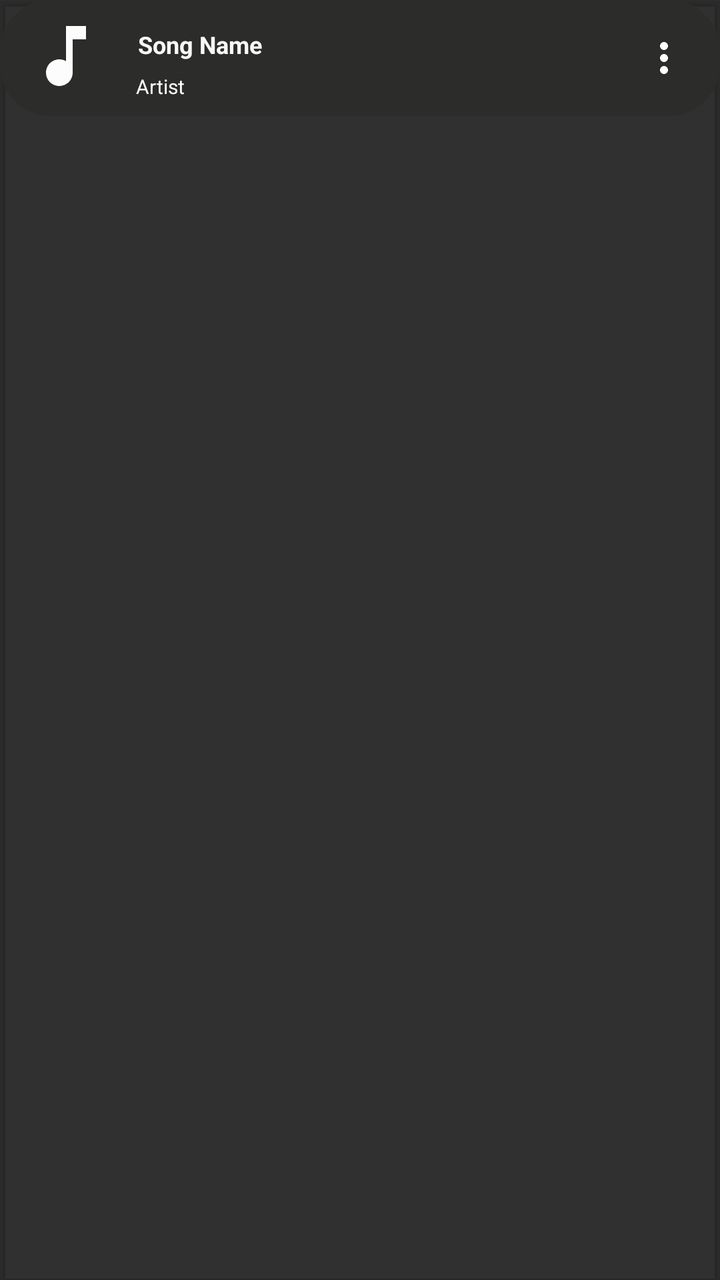
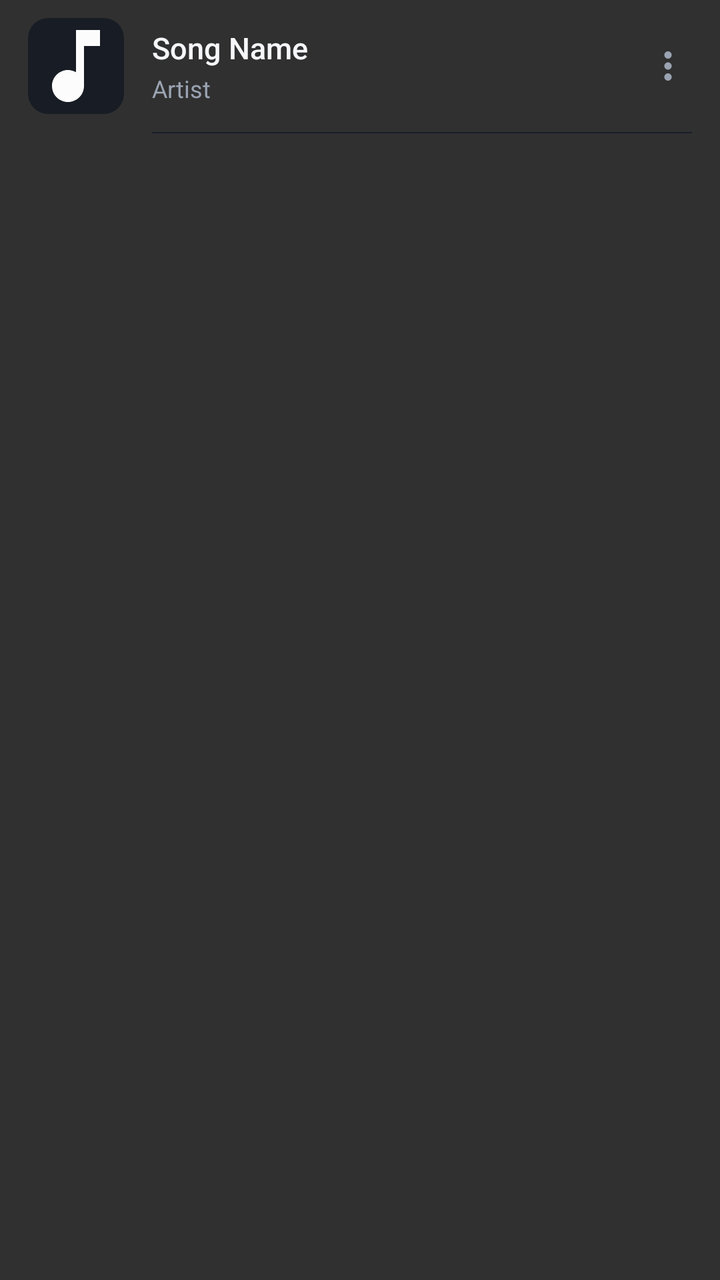

Screens rendered from an Android XML layout before and after an edit, with the pre-edit source and the edit as a unified diff.
<!-- AndroidManifest.xml: application theme ParrotNoActionBar -->
<!-- res/layout/list_items.xml -->
<?xml version="1.0" encoding="utf-8"?>
<androidx.cardview.widget.CardView xmlns:android="http://schemas.android.com/apk/res/android"
    xmlns:app="http://schemas.android.com/apk/res-auto"
    android:layout_width="match_parent"
    android:layout_height="match_parent"
    android:layout_marginStart="8dp"
    android:layout_marginTop="8dp"
    android:layout_marginEnd="8dp"
    android:elevation="25dp"
    app:cardBackgroundColor="@android:color/transparent">

    <RelativeLayout
        android:id="@+id/songRowContainer"
        android:layout_width="match_parent"
        android:layout_height="wrap_content"
        android:background="@drawable/list_item_bg_selector"
        android:duplicateParentState="true"
        android:padding="8dp">

        <androidx.cardview.widget.CardView
            android:id="@+id/songImgCard"
            android:layout_width="40dp"
            android:layout_height="40dp"
            android:layout_alignParentLeft="true"
            android:layout_alignParentTop="true"
            android:layout_marginStart="5dp"
            android:layout_marginEnd="5dp"
            app:cardBackgroundColor="@android:color/transparent"
            app:cardCornerRadius="8dp"
            app:cardElevation="0dp">

            <ImageView
                android:id="@+id/songImg"
                android:layout_width="match_parent"
                android:layout_height="match_parent"
                android:background="@drawable/list_dg"
                android:scaleType="centerCrop"
                android:src="@drawable/ic_music" />
        </androidx.cardview.widget.CardView>

        <FrameLayout
            android:id="@+id/rightActionContainer"
            android:layout_width="wrap_content"
            android:layout_height="wrap_content"
            android:layout_alignParentRight="true"
            android:layout_centerVertical="true">

            <ImageView
                android:id="@+id/btnMore"
                android:layout_width="wrap_content"
                android:layout_height="wrap_content"
                android:padding="8dp"
                android:src="@drawable/ic_more"
                app:tint="@color/white" />

            <ImageView
                android:id="@+id/imgCheckMark"
                android:layout_width="36dp"
                android:layout_height="36dp"
                android:padding="6dp"
                android:src="@drawable/ic_check_circle_outline"
                android:visibility="gone" />
        </FrameLayout>

        <TextView
            android:id="@+id/txtSong"
            android:layout_width="match_parent"
            android:layout_height="wrap_content"
            android:layout_marginStart="5dp"
            android:layout_marginEnd="5dp"
            android:layout_toLeftOf="@id/rightActionContainer"
            android:layout_toRightOf="@+id/songImgCard"
            android:ellipsize="marquee"
            android:marqueeRepeatLimit="marquee_forever"
            android:padding="6dp"
            android:scrollHorizontally="true"
            android:singleLine="true"
            android:text="Song Name"
            android:textColor="#FAF8F8"
            android:textSize="12dp"
            android:textStyle="bold" />

        <TextView
            android:id="@+id/txtartist"
            android:layout_width="match_parent"
            android:layout_height="wrap_content"
            android:layout_below="@+id/txtSong"
            android:layout_marginStart="10dp"
            android:layout_marginEnd="5dp"
            android:layout_toLeftOf="@id/rightActionContainer"
            android:layout_toRightOf="@+id/songImgCard"
            android:ellipsize="end"
            android:singleLine="true"
            android:text="Artist"
            android:textColor="@color/white"
            android:textSize="10dp" />

    </RelativeLayout>

</androidx.cardview.widget.CardView>
<!-- resources referenced by this layout -->
<resources>
  <color name="white">#FFFFFF</color>
  <!-- drawable ic_check_circle_outline (drawable) -->
  <?xml version="1.0" encoding="utf-8"?>
  <vector xmlns:android="http://schemas.android.com/apk/res/android"
      android:width="24dp"
      android:height="24dp"
      android:viewportWidth="24"
      android:viewportHeight="24">
      <path
          android:fillColor="#80FFFFFF"
          android:pathData="M12,2C6.48,2 2,6.48 2,12s4.48,10 10,10 10,-4.48 10,-10S17.52,2 12,2zM12,20c-4.42,0 -8,-3.58 -8,-8s3.58,-8 8,-8 8,3.58 8,8 -3.58,8 -8,8z" />
  </vector>
  <!-- drawable ic_more (drawable) -->
  <vector android:height="24dp" android:tint="#FFFFFF"
      android:viewportHeight="24" android:viewportWidth="24"
      android:width="24dp" xmlns:android="http://schemas.android.com/apk/res/android">
      <path android:fillColor="@android:color/white" android:pathData="M12,8c1.1,0 2,-0.9 2,-2s-0.9,-2 -2,-2 -2,0.9 -2,2 0.9,2 2,2zM12,10c-1.1,0 -2,0.9 -2,2s0.9,2 2,2 2,-0.9 2,-2 -0.9,-2 -2,-2zM12,16c-1.1,0 -2,0.9 -2,2s0.9,2 2,2 2,-0.9 2,-2 -0.9,-2 -2,-2z"/>
  </vector>
  <!-- drawable ic_music (drawable) -->
  <vector android:height="24dp" android:tint="#FCFCFC"
      android:viewportHeight="24" android:viewportWidth="24"
      android:width="24dp" xmlns:android="http://schemas.android.com/apk/res/android">
      <path android:fillColor="@android:color/white" android:pathData="M12,3v10.55c-0.59,-0.34 -1.27,-0.55 -2,-0.55 -2.21,0 -4,1.79 -4,4s1.79,4 4,4 4,-1.79 4,-4V7h4V3h-6z"/>
  </vector>
  <!-- drawable list_dg (drawable) -->
  <?xml version="1.0" encoding="utf-8"?>
  <shape xmlns:android="http://schemas.android.com/apk/res/android"
  
      android:shape="rectangle"
  
      android:bottomRightRadius="25dp"
      >
      <gradient
  
          android:startColor="@color/white"
          android:endColor="#403E3E"
         android:angle="270"/>
  <corners
      android:topLeftRadius="25dp"
      android:topRightRadius="25dp"
      android:bottomLeftRadius="25dp"
      android:bottomRightRadius="25dp"
      />
  
      <solid android:color="#2C2C2B" />
      <stroke android:width="1dp"  android:color="#2C2C2B" />
  
  </shape>
  <!-- drawable list_item_bg_selector (drawable) -->
  <?xml version="1.0" encoding="utf-8"?>
  <selector xmlns:android="http://schemas.android.com/apk/res/android">
      <item android:drawable="@drawable/list_dg" />
  </selector>
  <style name="ParrotNoActionBar" parent="Theme.AppCompat.NoActionBar">
          <item name="windowActionModeOverlay">true</item>
          <item name="android:windowActionModeOverlay">true</item>
          <item name="actionModeBackground">@color/action_mode_bg</item>
          <item name="android:actionModeBackground">@color/action_mode_bg</item>
          <item name="colorAccent">@color/parrot_accent</item>
      </style>
  <color name="action_mode_bg">#181A1D</color>
  <color name="parrot_accent">#4CAF50</color>
</resources>

<!-- the commit's change to res/layout/list_items.xml (unified diff, before → after) -->
@@ -1,39 +1,35 @@
 <?xml version="1.0" encoding="utf-8"?>
-<androidx.cardview.widget.CardView xmlns:android="http://schemas.android.com/apk/res/android"
+<LinearLayout xmlns:android="http://schemas.android.com/apk/res/android"
     xmlns:app="http://schemas.android.com/apk/res-auto"
     android:layout_width="match_parent"
-    android:layout_height="match_parent"
-    android:layout_marginStart="8dp"
-    android:layout_marginTop="8dp"
-    android:layout_marginEnd="8dp"
-    android:elevation="25dp"
-    app:cardBackgroundColor="@android:color/transparent">
+    android:layout_height="wrap_content"
+    android:orientation="vertical">
 
     <RelativeLayout
         android:id="@+id/songRowContainer"
         android:layout_width="match_parent"
         android:layout_height="wrap_content"
-        android:background="@drawable/list_item_bg_selector"
-        android:duplicateParentState="true"
-        android:padding="8dp">
+        android:background="?attr/selectableItemBackground"
+        android:paddingStart="14dp"
+        android:paddingTop="9dp"
+        android:paddingEnd="8dp"
+        android:paddingBottom="9dp">
 
         <androidx.cardview.widget.CardView
             android:id="@+id/songImgCard"
-            android:layout_width="40dp"
-            android:layout_height="40dp"
-            android:layout_alignParentLeft="true"
-            android:layout_alignParentTop="true"
-            android:layout_marginStart="5dp"
-            android:layout_marginEnd="5dp"
-            app:cardBackgroundColor="@android:color/transparent"
-            app:cardCornerRadius="8dp"
+            android:layout_width="48dp"
+            android:layout_height="48dp"
+            android:layout_alignParentStart="true"
+            android:layout_centerVertical="true"
+            android:layout_marginEnd="14dp"
+            app:cardBackgroundColor="#181C24"
+            app:cardCornerRadius="10dp"
             app:cardElevation="0dp">
 
             <ImageView
                 android:id="@+id/songImg"
                 android:layout_width="match_parent"
                 android:layout_height="match_parent"
-                android:background="@drawable/list_dg"
                 android:scaleType="centerCrop"
                 android:src="@drawable/ic_music" />
         </androidx.cardview.widget.CardView>
@@ -42,16 +38,17 @@
             android:id="@+id/rightActionContainer"
             android:layout_width="wrap_content"
             android:layout_height="wrap_content"
-            android:layout_alignParentRight="true"
+            android:layout_alignParentEnd="true"
             android:layout_centerVertical="true">
 
             <ImageView
                 android:id="@+id/btnMore"
-                android:layout_width="wrap_content"
-                android:layout_height="wrap_content"
-                android:padding="8dp"
+                android:layout_width="36dp"
+                android:layout_height="36dp"
+                android:background="?attr/selectableItemBackgroundBorderless"
+                android:padding="7dp"
                 android:src="@drawable/ic_more"
-                app:tint="@color/white" />
+                app:tint="#9AA3B2" />
 
             <ImageView
                 android:id="@+id/imgCheckMark"
@@ -62,39 +59,47 @@
                 android:visibility="gone" />
         </FrameLayout>
 
-        <TextView
-            android:id="@+id/txtSong"
+        <LinearLayout
             android:layout_width="match_parent"
             android:layout_height="wrap_content"
-            android:layout_marginStart="5dp"
-            android:layout_marginEnd="5dp"
-            android:layout_toLeftOf="@id/rightActionContainer"
-            android:layout_toRightOf="@+id/songImgCard"
-            android:ellipsize="marquee"
-            android:marqueeRepeatLimit="marquee_forever"
-            android:padding="6dp"
-            android:scrollHorizontally="true"
-            android:singleLine="true"
-            android:text="Song Name"
-            android:textColor="#FAF8F8"
-            android:textSize="12dp"
-            android:textStyle="bold" />
+            android:layout_centerVertical="true"
+            android:layout_marginEnd="6dp"
+            android:layout_toStartOf="@id/rightActionContainer"
+            android:layout_toEndOf="@id/songImgCard"
+            android:orientation="vertical">
 
-        <TextView
-            android:id="@+id/txtartist"
-            android:layout_width="match_parent"
-            android:layout_height="wrap_content"
-            android:layout_below="@+id/txtSong"
-            android:layout_marginStart="10dp"
-            android:layout_marginEnd="5dp"
-            android:layout_toLeftOf="@id/rightActionContainer"
-            android:layout_toRightOf="@+id/songImgCard"
-            android:ellipsize="end"
-            android:singleLine="true"
-            android:text="Artist"
-            android:textColor="@color/white"
-            android:textSize="10dp" />
+            <TextView
+                android:id="@+id/txtSong"
+                android:layout_width="match_parent"
+                android:layout_height="wrap_content"
+                android:ellipsize="marquee"
+                android:fontFamily="sans-serif-medium"
+                android:marqueeRepeatLimit="marquee_forever"
+                android:scrollHorizontally="true"
+                android:singleLine="true"
+                android:text="Song Name"
+                android:textColor="#F5F7FA"
+                android:textSize="15sp" />
+
+            <TextView
+                android:id="@+id/txtartist"
+                android:layout_width="match_parent"
+                android:layout_height="wrap_content"
+                android:layout_marginTop="2dp"
+                android:ellipsize="end"
+                android:singleLine="true"
+                android:text="Artist"
+                android:textColor="#9AA3B2"
+                android:textSize="12sp" />
+        </LinearLayout>
 
     </RelativeLayout>
 
-</androidx.cardview.widget.CardView>
+    <View
+        android:layout_width="match_parent"
+        android:layout_height="0.5dp"
+        android:layout_marginStart="76dp"
+        android:layout_marginEnd="14dp"
+        android:background="#181D26" />
+
+</LinearLayout>
<!-- resource entries referenced after the edit -->
@@ -1,6 +1,5 @@
 <!-- resources referenced by this layout -->
 <resources>
-  <color name="white">#FFFFFF</color>
   <!-- drawable ic_check_circle_outline (drawable) -->
   <?xml version="1.0" encoding="utf-8"?>
   <vector xmlns:android="http://schemas.android.com/apk/res/android"
@@ -24,35 +23,6 @@
       android:width="24dp" xmlns:android="http://schemas.android.com/apk/res/android">
       <path android:fillColor="@android:color/white" android:pathData="M12,3v10.55c-0.59,-0.34 -1.27,-0.55 -2,-0.55 -2.21,0 -4,1.79 -4,4s1.79,4 4,4 4,-1.79 4,-4V7h4V3h-6z"/>
   </vector>
-  <!-- drawable list_dg (drawable) -->
-  <?xml version="1.0" encoding="utf-8"?>
-  <shape xmlns:android="http://schemas.android.com/apk/res/android"
-  
-      android:shape="rectangle"
-  
-      android:bottomRightRadius="25dp"
-      >
-      <gradient
-  
-          android:startColor="@color/white"
-          android:endColor="#403E3E"
-         android:angle="270"/>
-  <corners
-      android:topLeftRadius="25dp"
-      android:topRightRadius="25dp"
-      android:bottomLeftRadius="25dp"
-      android:bottomRightRadius="25dp"
-      />
-  
-      <solid android:color="#2C2C2B" />
-      <stroke android:width="1dp"  android:color="#2C2C2B" />
-  
-  </shape>
-  <!-- drawable list_item_bg_selector (drawable) -->
-  <?xml version="1.0" encoding="utf-8"?>
-  <selector xmlns:android="http://schemas.android.com/apk/res/android">
-      <item android:drawable="@drawable/list_dg" />
-  </selector>
   <style name="ParrotNoActionBar" parent="Theme.AppCompat.NoActionBar">
           <item name="windowActionModeOverlay">true</item>
           <item name="android:windowActionModeOverlay">true</item>
